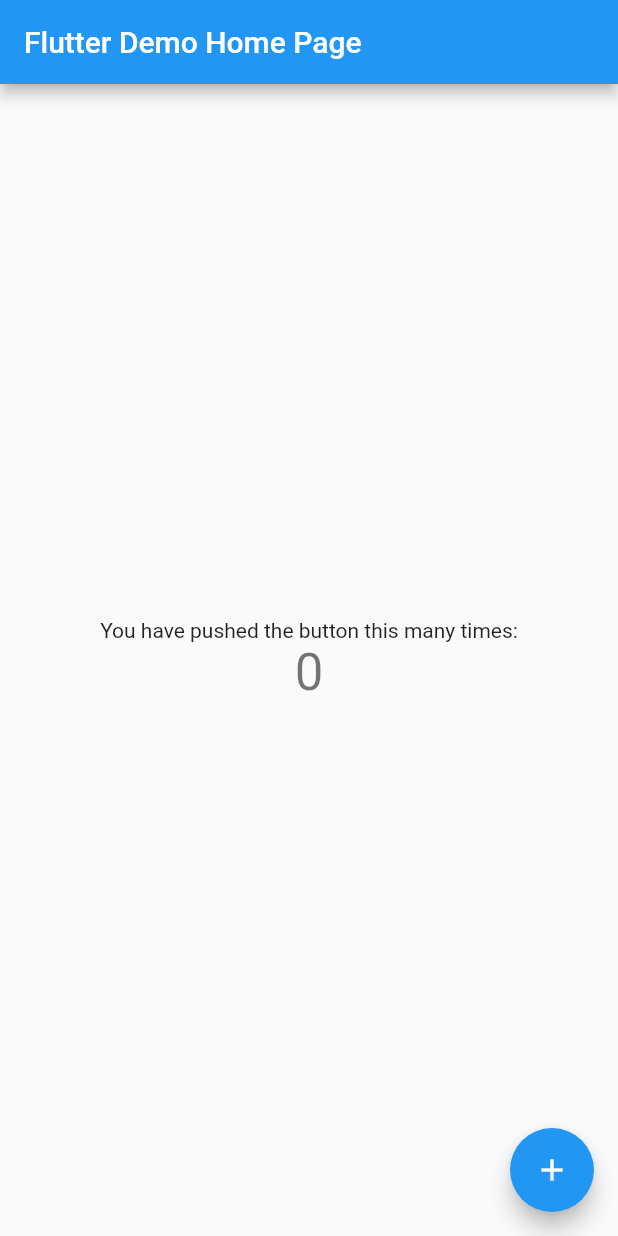
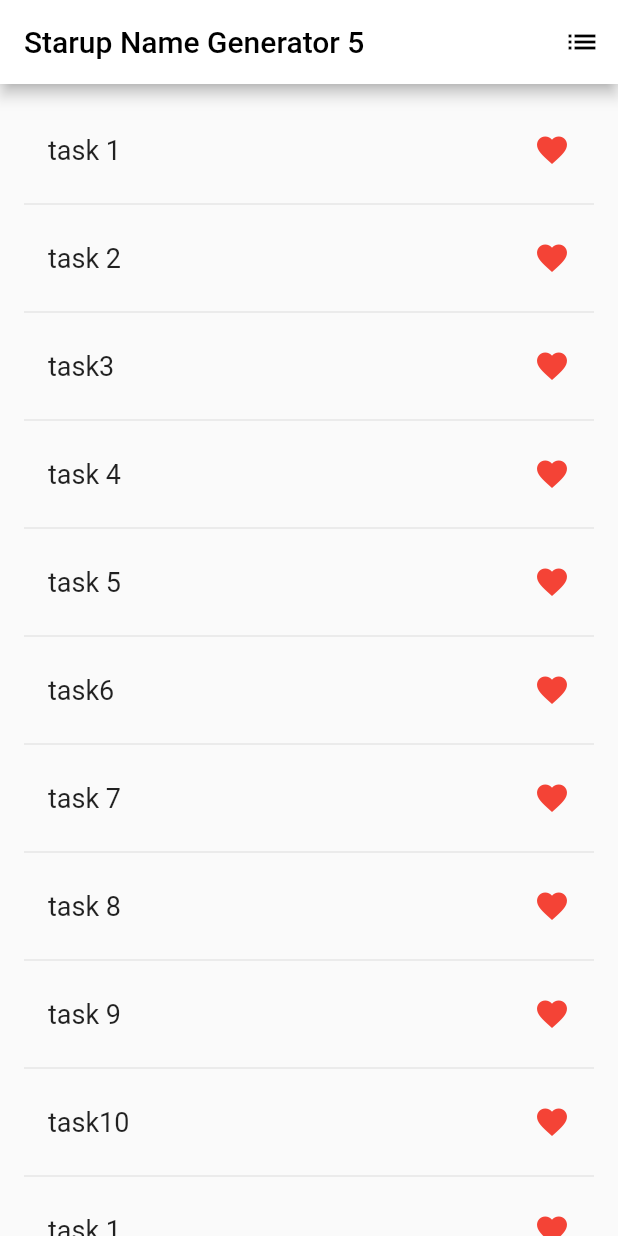
Before and after one commit to Pablo0gf7/FuncionalDevs, a Flutter app: the screen it shows after launch, on a phone screen of 412 x 824 dp. Run offline on Flutter 3.47's test engine with Material 2 defaults, Android fonts, the phone set to English and light mode, and no system bars.

Commit message:
Añadido lista basica, tengo que modificarla pero para tener algo

```diff
--- a/app_funcionaldevs/lib/main.dart
+++ b/app_funcionaldevs/lib/main.dart
@@ -1,18 +1,43 @@
 import 'package:flutter/material.dart';
 
-void main() {
+/*void main() {
   runApp(const MyApp());
-}
+}*/
+//es lo mismo que hacer
+void main() => runApp(const MyApp());
 
+//clase principal
 class MyApp extends StatelessWidget {
   const MyApp({super.key});
 
   // This widget is the root of your application.
   @override
   Widget build(BuildContext context) {
+    // ignore: prefer_const_constructors
     return MaterialApp(
-      title: 'Flutter Demo',
+      //titulo de la app
+      title: 'Startup Name Generator 2',
       theme: ThemeData(
+        appBarTheme: const AppBarTheme(
+          backgroundColor: Colors.white,
+          foregroundColor: Colors.black,
+        ),
+      ),
+      home: RandomWords(),
+    );
+  }
+}
+/*Scaffold(
+          appBar: AppBar(
+            //titulo del banner
+            title: const Text('Startup Name Generator 3'),
+          ),
+          body: const Center(
+            //clase que generara la lista de palabras random
+            child: RandomWords(),
+          ),
+        )*/
+/*theme: ThemeData(
         // This is the theme of your application.
         //
         // Try running your application with "flutter run". You'll see the
@@ -24,11 +49,9 @@
         // is not restarted.
         primarySwatch: Colors.blue,
       ),
-      home: const MyHomePage(title: 'Flutter Demo Home Page'),
-    );
-  }
-}
+      home: const MyHomePage(title: 'My Flutter Demo First'),*/
 
+//DESABILITADO------------------------------------------------------------------
 class MyHomePage extends StatefulWidget {
   const MyHomePage({super.key, required this.title});
 
@@ -46,7 +69,134 @@
   @override
   State<MyHomePage> createState() => _MyHomePageState();
 }
+//------------------------------------------------------------------------------
 
+class RandomWordsState extends State<RandomWords> {
+  //array que genera las palabras aleatorias
+  final _suggestions = <String>[];
+  //tamaño del texto de la lista
+  final _biggerFont = const TextStyle(fontSize: 18.0);
+
+  //Funcion que va a otra pagina de la app
+  void _pushSaved() {
+    /*Navigator.of(context).push(MaterialPageRoute<void>(builder: (context) {
+      final tiles = _saved.map(
+        (pair) {
+          return ListTile(
+            title: Text(
+              pair.asPascalCase,
+              style: _biggerFont,
+            ),
+          );
+        },
+      );
+      final divided = tiles.isNotEmpty
+          ? ListTile.divideTiles(
+              context: context,
+              tiles: tiles,
+            ).toList()
+          : <Widget>[];
+
+      return Scaffold(
+        appBar: AppBar(
+          title: const Text('Saved Sugestions'),
+        ),
+        body: ListView(
+          padding: const EdgeInsets.all(16.0),
+          children: divided,
+        ),
+      );
+    }));*/
+  }
+
+  @override
+  Widget build(BuildContext context) {
+    return Scaffold(
+      //añado un icono a la barra AppBar
+      appBar: AppBar(title: const Text('Starup Name Generator 5'), actions: [
+        IconButton(
+          icon: const Icon(Icons.list),
+          onPressed: _pushSaved,
+          tooltip: 'Sugerencias guardadas',
+        )
+      ]),
+      //creo la listView
+      body: ListView.builder(
+          //padding entre items
+          padding: const EdgeInsets.all(16.0),
+          /*
+    se llama cada par de palabras sugeridas, añadiendo una fila para las parejas
+    de palabras.
+    */
+          itemBuilder: (context, i) {
+            //construye la lista
+            //añade un widget separador entre items de cada fila en la ListView.
+            if (i.isOdd) return const Divider();
+
+            /*
+      divide i entre 2 de forma entera, para calcular el numero de palabras
+      emparejadas en la ListView, salvo los widgets divisores.
+      */
+            final index = i ~/ 2;
+            if (index >= _suggestions.length) {
+              /*
+        si alcanza el final de los pares de palabras, entonces genera 10 más y
+        los añade a la lista de sugerencias.
+        */
+              _suggestions.addAll([
+                'task 1',
+                'task 2',
+                'task3',
+                'task 4',
+                'task 5',
+                'task6',
+                'task 7',
+                'task 8',
+                'task 9',
+                'task10'
+              ]);
+            }
+            //guardo las palabras en un contenedor
+            //final alreadySaved = _saved.contains(_suggestions[index]);
+
+            return ListTile(
+              title: Text(
+                _suggestions[index],
+                style: _biggerFont,
+              ),
+              //añadimos el icono del corazon en la lista
+              trailing: Icon(
+                //cuando esta seleccionado Icons.favorite
+                //cuando no esta seleccionado Icons.favorite_border
+                Icons.favorite,
+                //cuando esta seleccionado es rojo y cuando no no tiene color
+                color: Colors.red,
+              ),
+
+              //aplicamos la acción
+              onTap: () {
+                setState(() {
+                  //si esta guardado
+                });
+              },
+            );
+          }),
+    );
+
+    //final wordPair = WordPair.random();
+    //return Text(wordPair.asPascalCase);
+  }
+  // TODO Add build() method
+}
+
+class RandomWords extends StatefulWidget {
+  const RandomWords({super.key});
+
+  @override
+  State<RandomWords> createState() => RandomWordsState();
+}
+
+//DESABILITADO------------------------------------------------------------------
 class _MyHomePageState extends State<MyHomePage> {
   int _counter = 0;
 
@@ -63,6 +213,9 @@
 
   @override
   Widget build(BuildContext context) {
+    //genera palabras inglesas aleatorias
+    //final wordPair = WordPair.random();
+
     // This method is rerun every time setState is called, for instance as done
     // by the _incrementCounter method above.
     //
@@ -96,18 +249,19 @@
           mainAxisAlignment: MainAxisAlignment.center,
           children: <Widget>[
             const Text(
-              'You have pushed the button this many times:',
+              'You have clicked the button this many times:',
             ),
             Text(
               '$_counter',
               style: Theme.of(context).textTheme.headline4,
             ),
+            RandomWords(),
           ],
         ),
       ),
       floatingActionButton: FloatingActionButton(
         onPressed: _incrementCounter,
-        tooltip: 'Increment',
+        tooltip: 'Increment pls',
         child: const Icon(Icons.add),
       ), // This trailing comma makes auto-formatting nicer for build methods.
     );
--- a/app_funcionaldevs/pubspec.yaml
+++ b/app_funcionaldevs/pubspec.yaml
@@ -60,9 +60,8 @@
   uses-material-design: true
 
   # To add assets to your application, add an assets section, like this:
-  # assets:
-  #   - images/a_dot_burr.jpeg
-  #   - images/a_dot_ham.jpeg
+  assets:
+    - images/example.png
 
   # An image asset can refer to one or more resolution-specific "variants", see
   # https://flutter.dev/assets-and-images/#resolution-aware
--- /dev/null
+++ b/pages.txt
@@ -0,0 +1,2 @@
+https://docs.flutter.dev/development/ui/assets-and-images
+https://blog.logrocket.com/creating-listviews-in-flutter/
```
Also changed, not shown: app_funcionaldevs/images/example.png (added).
